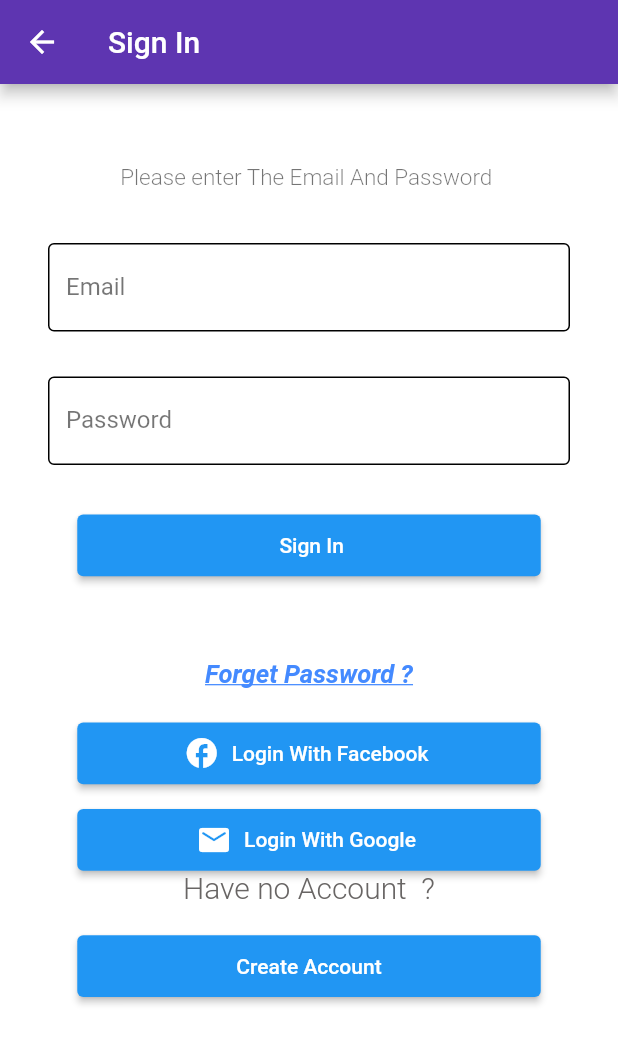
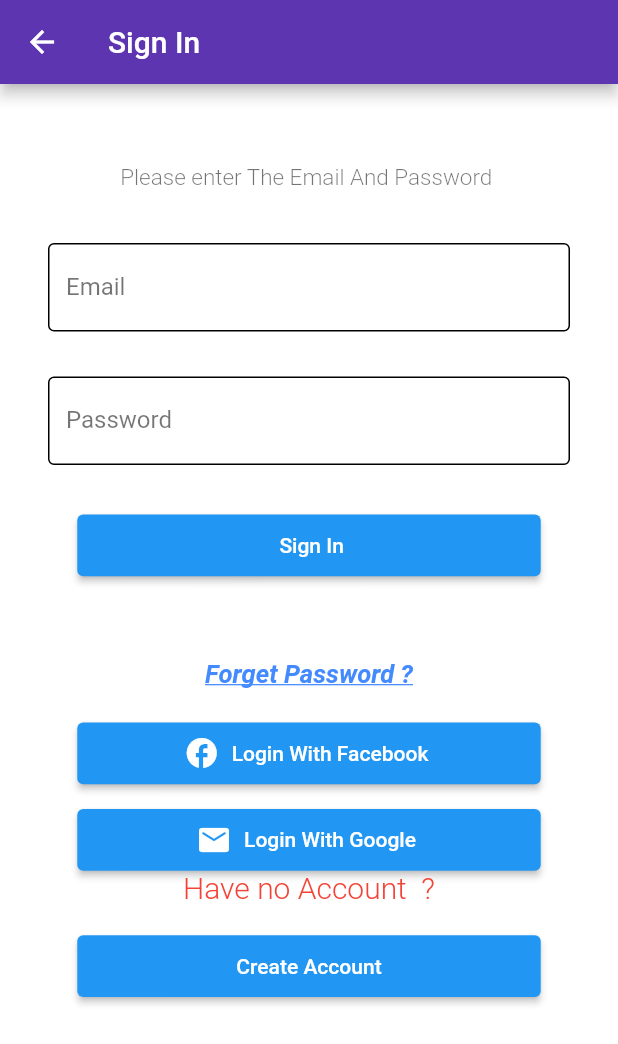
Before and after one commit to addisuanley2010/delivery_app, a Flutter app: the screen it shows after launch, after a tap on "Sign In", on a phone screen of 412 x 824 dp. Shown: the top 1044 px of the screen. Run offline on Flutter 3.47's test engine with Material 2 defaults, Android fonts, the phone set to English and light mode, and no system bars.

Commit message:
recent update

```diff
--- a/lib/constants/constants.dart
+++ b/lib/constants/constants.dart
@@ -5,11 +5,16 @@ class AppColors {
   static const primaryColorDark = Colors.deepPurpleAccent;
   static const accentColor = Colors.white;
   static final appBarColor = Colors.deepPurple.shade600;
+  static const orange = Color(0xFFFC6011);
+  static const primary = Color(0xFF4A4B4D);
+  static const secondary = Color(0xFF7C7D7E);
+  static const placeholder = Color(0xFFB6B7B7);
+  static const placeholderBg = Color(0xFFF2F2F2);
 }
 
 class AppTextStyle {
   static const headline1 = TextStyle(
-    color: Color.fromARGB(255, 104, 101, 100),
+    color: Colors.red,
     fontSize: 20,
     fontWeight: FontWeight.w300,
   );
--- a/lib/pages/home.dart
+++ b/lib/pages/home.dart
@@ -53,7 +53,7 @@ class _HomeState extends State<Home> {
                       onPressed:  () {
                         Navigator.of(context).push(
                           MaterialPageRoute(
-                            builder: (context) => const MyWidget(),
+                            builder: (context) => const Register(),
                           ),
                         );
                       },
--- a/lib/pages/login.dart
+++ b/lib/pages/login.dart
@@ -209,7 +209,7 @@ class _LoginScreenState extends State<LoginScreen> {
                     onPressed: () {
                            Navigator.of(context).push(
                             MaterialPageRoute(
-                              builder: (context) => const MyWidget(),
+                              builder: (context) => const Register(),
                             ),
                           );
 
```
